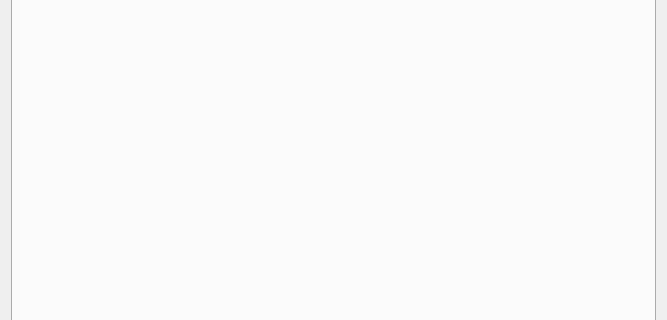
Qt form EagleEye/UIs/plotwizarddialog.ui (dtmoodie/EagleEye) before a commit; both pictures show x 0 to 667 and y 126 to 446 of the 667 by 576 pixel window.
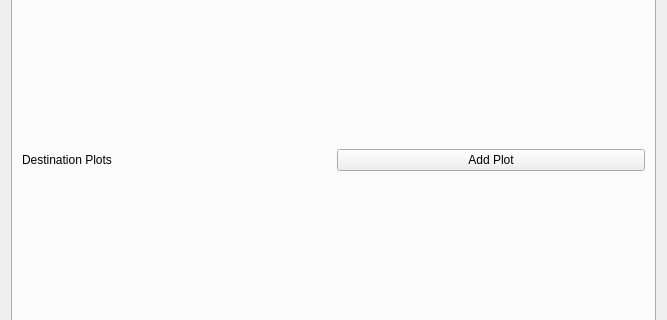
The same form after that commit. The open tabs and pages were chosen to show the change.

```diff
--- a/EagleEye/UIs/plotwizarddialog.ui
+++ b/EagleEye/UIs/plotwizarddialog.ui
@@ -43,6 +43,26 @@
       <attribute name="title">
        <string>Destination Plot</string>
       </attribute>
+      <layout class="QGridLayout" name="gridLayout_7">
+       <item row="0" column="0">
+        <layout class="QGridLayout" name="currentPlots">
+         <item row="0" column="0">
+          <widget class="QLabel" name="label_3">
+           <property name="text">
+            <string>Destination Plots</string>
+           </property>
+          </widget>
+         </item>
+         <item row="0" column="1">
+          <widget class="QPushButton" name="addPlotBtn">
+           <property name="text">
+            <string>Add Plot</string>
+           </property>
+          </widget>
+         </item>
+        </layout>
+       </item>
+      </layout>
      </widget>
     </widget>
    </item>
```
Left out of the diff: 41 changed lines with no effect on the pictures.
